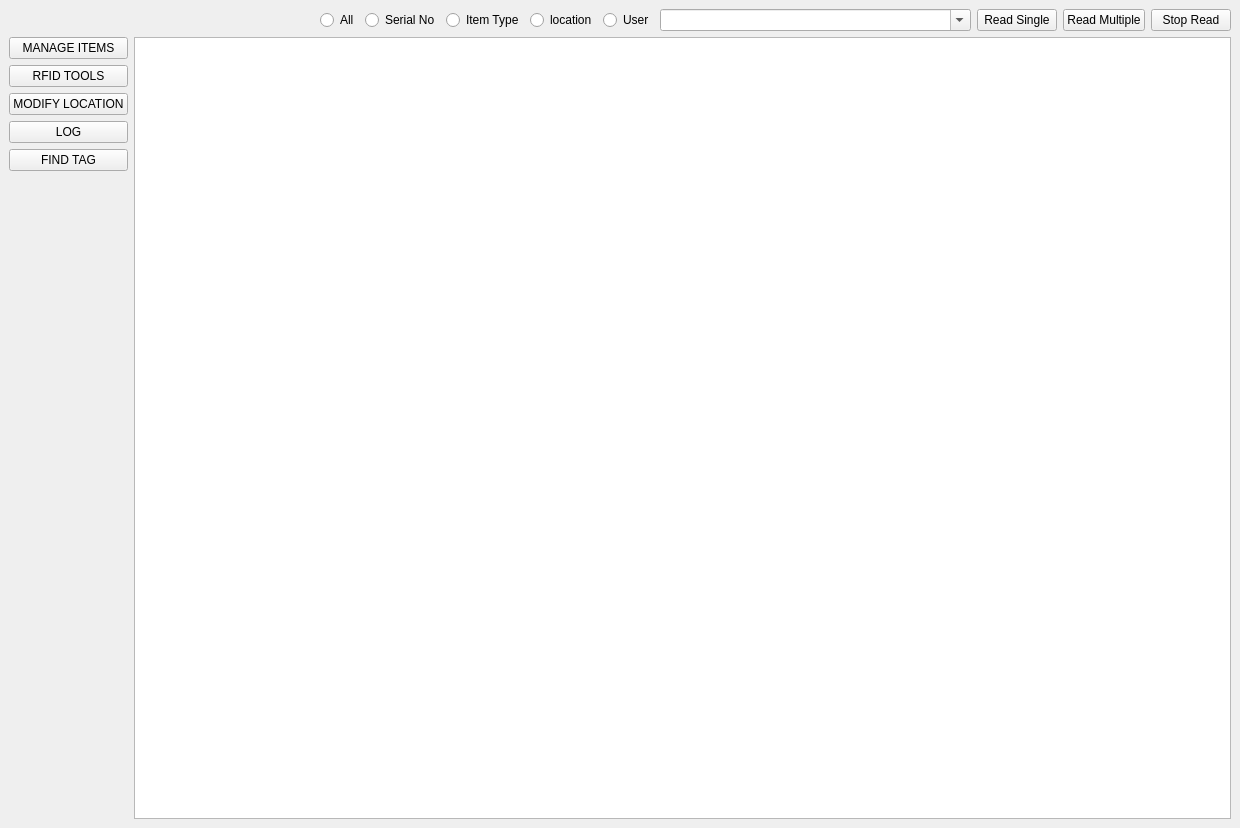
Above: GUI/uiFiles/Grantha.ui from aumanimationstudios/Grantha before the change. Below: the same form after it.
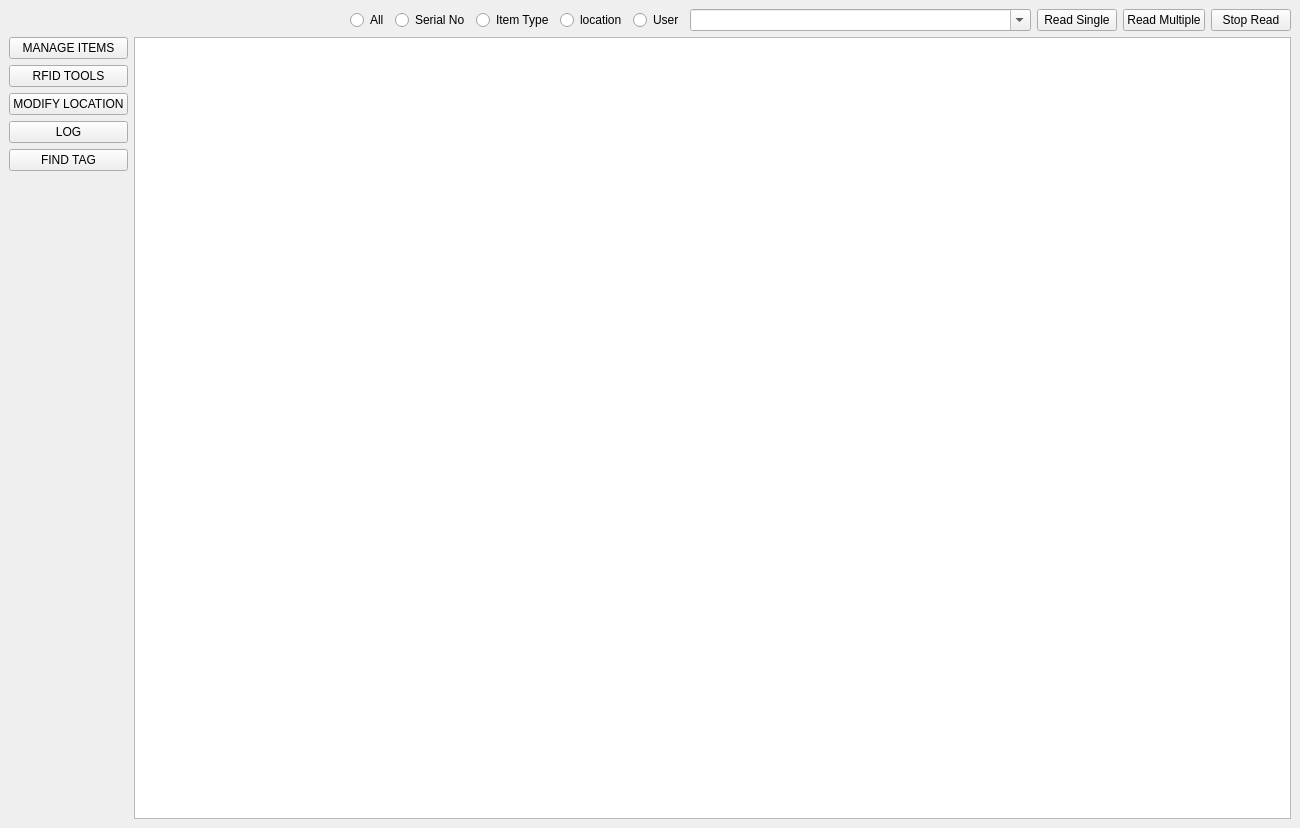
That is the form after the change. Icons and pictures are not drawn.

Diff of the .ui file:
```diff
--- a/GUI/uiFiles/Grantha.ui
+++ b/GUI/uiFiles/Grantha.ui
@@ -6,7 +6,7 @@
    <rect>
     <x>0</x>
     <y>0</y>
-    <width>1240</width>
+    <width>1300</width>
     <height>828</height>
    </rect>
   </property>
```
